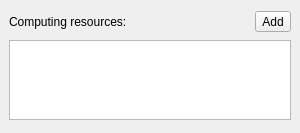
The window that python/soma_workflow/gui/sw_mini.ui (populse/soma-workflow) describes before a commit, drawn with Qt 5.
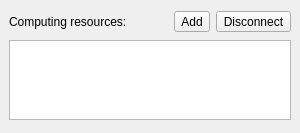
The same window after the commit.

Commit message:
allow to disconnect computing resources from the GUI
Problem: we can now disconnect all of them, which was not expected.

Diff of the .ui file:
```diff
--- a/python/soma_workflow/gui/sw_mini.ui
+++ b/python/soma_workflow/gui/sw_mini.ui
@@ -52,6 +52,13 @@
        </property>
       </widget>
      </item>
+     <item>
+      <widget class="QToolButton" name="disconnect_resource_tool_button">
+       <property name="text">
+        <string>Disconnect</string>
+       </property>
+      </widget>
+     </item>
     </layout>
    </item>
    <item>
```
Left out of the diff: 12 changed lines with no effect on the pictures. The commit also changes 1 other file.
